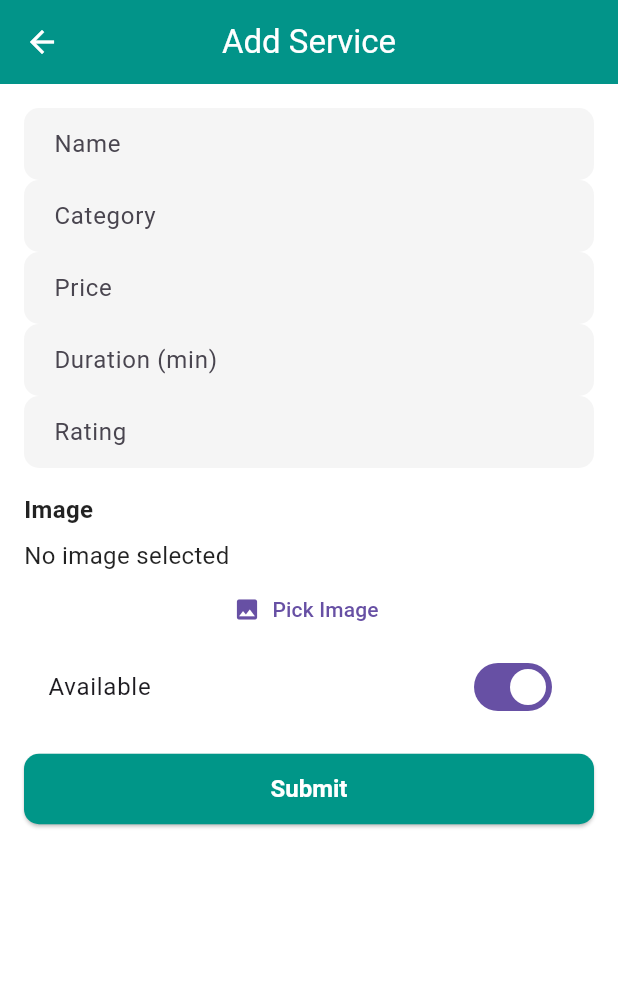
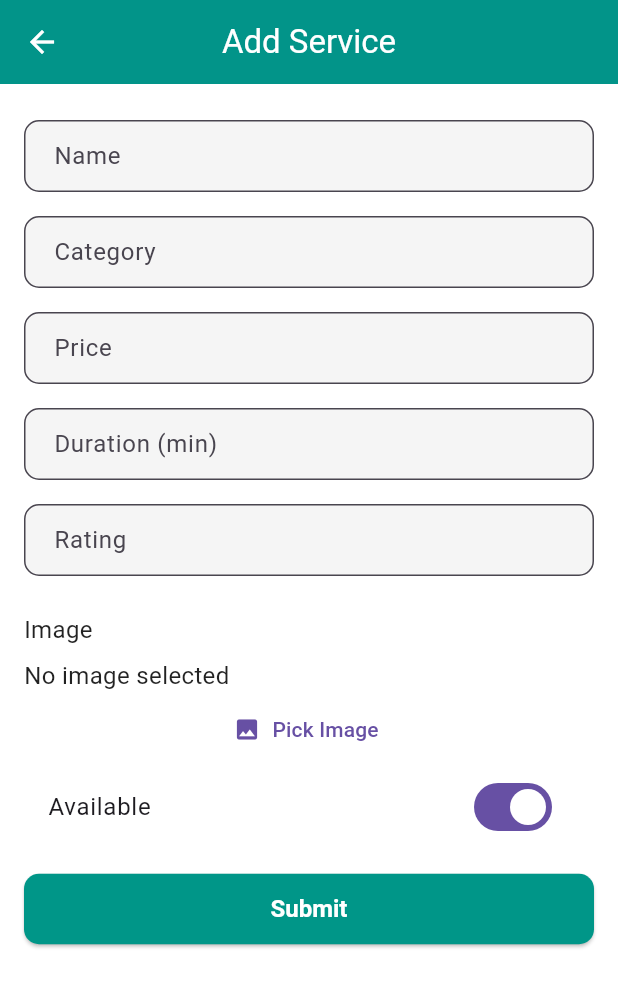
Before and after one commit to NardosYoseph/service-booking-app, a Flutter app: the ServiceFormPage screen opened by its route, after a tap on "Pick Image", on a phone screen of 412 x 824 dp. Shown: the top 987 px of the screen. Run offline on Flutter 3.47's test engine with Material 3 defaults, Android fonts, the phone set to English and light mode, and no system bars; our stand-ins replace dio, get, hive, hive_flutter, image_picker; accounts and stored records are empty; network calls fail.

Commit message:
ui update

```diff
--- a/lib/core/theme/app_colors.dart
+++ b/lib/core/theme/app_colors.dart
@@ -7,8 +7,11 @@ class AppColors {
   static const Color lightBackground = Colors.white;
   static const Color lightPrimary = Colors.teal;
   static const Color lightText = Colors.black87;
+  static const Color error = Colors.redAccent;
+
 
   static const Color darkBackground = Color(0xFF121212);
   static const Color darkPrimary = Colors.teal;
   static const Color darkText = Colors.white;
+
 }
--- /dev/null
+++ b/lib/core/util/snackbar_helper.dart
@@ -0,0 +1,33 @@
+import 'package:flutter/material.dart';
+import 'package:get/get.dart';
+import '../theme/app_colors.dart';
+import '../theme/app_text_styles.dart';
+
+void showSnackbar({
+  required String title,
+  required String message,
+  bool isError = false,
+}) {
+  Get.snackbar(
+    title,
+    message,
+    snackPosition: SnackPosition.BOTTOM,
+    backgroundColor: isError ? AppColors.error : AppColors.lightPrimary,
+    colorText: Colors.white,
+    margin: const EdgeInsets.all(12),
+    borderRadius: 12,
+    duration: const Duration(seconds: 3),
+    icon: Icon(
+      isError ? Icons.error : Icons.check_circle,
+      color: Colors.white,
+    ),
+    titleText: Text(
+      title,
+      style: AppTextStyles.headline.copyWith(color: Colors.white, fontSize: 16),
+    ),
+    messageText: Text(
+      message,
+      style: AppTextStyles.body.copyWith(color: Colors.white),
+    ),
+  );
+}
--- a/lib/data/repositories/service_repository_impl.dart
+++ b/lib/data/repositories/service_repository_impl.dart
@@ -26,8 +26,9 @@ class ServiceRepositoryImpl implements ServiceRepository {
   }
 
   @override
-  Future<void> updateService(String id, ServiceEntity service) async {
-    await apiProvider.updateService(id, service as Service);
+  Future<void> updateService(String id, ServiceEntity entity) async {
+      final service = Service.fromEntity(entity);
+    await apiProvider.updateService(id, service);
   }
 
   @override
--- a/lib/presentation/service/screens/service_form_screen.dart
+++ b/lib/presentation/service/screens/service_form_screen.dart
@@ -1,5 +1,4 @@
 import 'dart:io';
-
 import 'package:flutter/material.dart';
 import 'package:get/get.dart';
 import 'package:image_picker/image_picker.dart';
@@ -15,6 +14,7 @@ class ServiceFormPage extends StatefulWidget {
   @override
   _ServiceFormPageState createState() => _ServiceFormPageState();
 }
+
 class _ServiceFormPageState extends State<ServiceFormPage> {
   final _formKey = GlobalKey<FormState>();
   late TextEditingController name, category, price, duration, rating;
@@ -84,14 +84,20 @@ class _ServiceFormPageState extends State<ServiceFormPage> {
         child: ListView(
           padding: EdgeInsets.all(16),
           children: [
-            TextFormField(controller: name, decoration: InputDecoration(labelText: "Name"), validator: _required),
-            TextFormField(controller: category, decoration: InputDecoration(labelText: "Category"), validator: _required),
-            TextFormField(controller: price, decoration: InputDecoration(labelText: "Price"), keyboardType: TextInputType.number, validator: _required),
-            TextFormField(controller: duration, decoration: InputDecoration(labelText: "Duration (min)"), keyboardType: TextInputType.number),
-            TextFormField(controller: rating, decoration: InputDecoration(labelText: "Rating"), keyboardType: TextInputType.number),
+            // Name Field
+            _buildTextField(controller: name, label: "Name"),
+            // Category Field
+            _buildTextField(controller: category, label: "Category"),
+            // Price Field
+            _buildTextField(controller: price, label: "Price", keyboardType: TextInputType.number),
+            // Duration Field
+            _buildTextField(controller: duration, label: "Duration (min)", keyboardType: TextInputType.number),
+            // Rating Field
+            _buildTextField(controller: rating, label: "Rating", keyboardType: TextInputType.number),
 
             SizedBox(height: 16),
-            Text("Image", style: TextStyle(fontWeight: FontWeight.bold)),
+            // Image Upload Section
+            Text("Image", style: Theme.of(context).textTheme.bodyMedium),
             SizedBox(height: 8),
             uploadedImageUrl != null
                 ? Image.network(uploadedImageUrl!, height: 150)
@@ -102,6 +108,7 @@ class _ServiceFormPageState extends State<ServiceFormPage> {
               label: Text("Pick Image"),
             ),
 
+            // Availability Toggle
             SwitchListTile(
               value: available,
               onChanged: (v) => setState(() => available = v),
@@ -109,12 +116,39 @@ class _ServiceFormPageState extends State<ServiceFormPage> {
             ),
 
             SizedBox(height: 16),
-            ElevatedButton(onPressed: _submit, child: Text("Submit")),
+            // Submit Button
+            ElevatedButton(
+              onPressed: _submit,
+              child: Text("Submit"),
+            ),
           ],
         ),
       ),
     );
   }
 
+  // Helper method to build a TextFormField with the theme
+  Widget _buildTextField({
+    required TextEditingController controller,
+    required String label,
+    TextInputType? keyboardType,
+  }) {
+    return Padding(
+      padding: const EdgeInsets.symmetric(vertical: 8.0),
+      child: TextFormField(
+        controller: controller,
+        decoration: InputDecoration(
+          labelText: label,
+          border: OutlineInputBorder(
+            borderRadius: BorderRadius.circular(10),
+          ),
+        ),
+        keyboardType: keyboardType,
+        validator: _required,
+      ),
+    );
+  }
+
+  // Validator to ensure a field is not empty
   String? _required(String? val) => val == null || val.isEmpty ? 'Required' : null;
 }
--- a/pubspec.yaml
+++ b/pubspec.yaml
@@ -66,9 +66,8 @@ flutter:
   uses-material-design: true
 
   # To add assets to your application, add an assets section, like this:
-  # assets:
-  #   - images/a_dot_burr.jpeg
-  #   - images/a_dot_ham.jpeg
+  assets:
+    - assets/
 
   # An image asset can refer to one or more resolution-specific "variants", see
   # https://flutter.dev/to/resolution-aware-images
```
Also changed, not shown: lib/presentation/controllers/service_controller.dart (+13 -6 lines), lib/presentation/service/screens/service_detail_screen.dart (+47 -7 lines), lib/presentation/service/widgets/availability_Switch.dart (added, +24 -0 lines), lib/presentation/service/widgets/custom_textfield.dart (added, +34 -0 lines), lib/presentation/service/widgets/img_picker_section.dart (added, +37 -0 lines), lib/presentation/service/widgets/service_list_item.dart (+70 -16 lines), lib/presentation/service/widgets/submit_button.dart (added, +23 -0 lines), assets/img_placeholder.jpeg (added).
